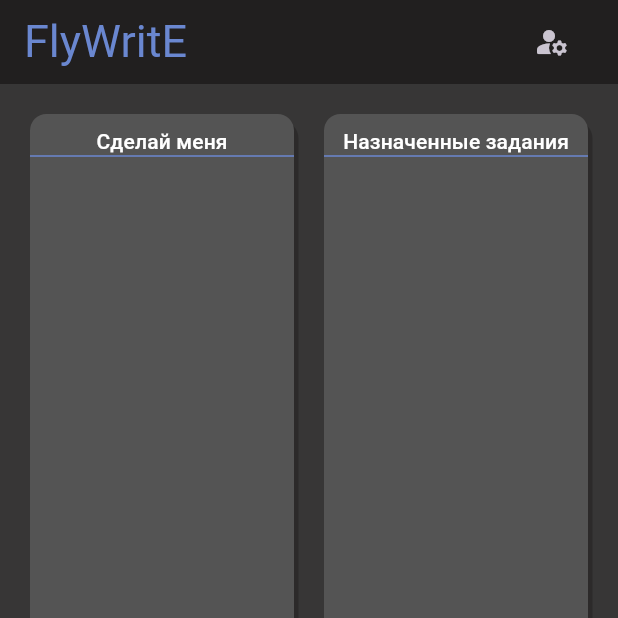
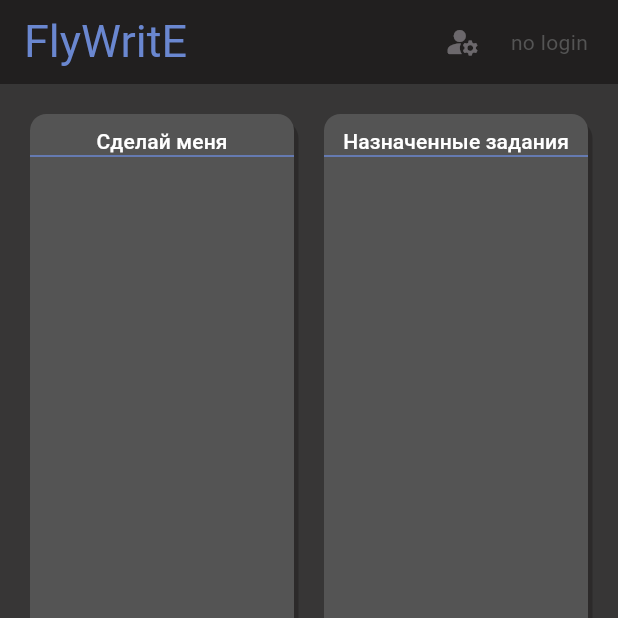
Before and after one commit to rip-list/diplom, a Flutter app: the screen it shows after launch, on a phone screen of 412 x 824 dp, the top half of it. Run offline on Flutter 3.47's test engine with Material 3 defaults, Android fonts, the phone set to English and light mode, and no system bars; Roboto replaces fonts that are missing (Jojo).

Commit message:
update 12 files

```diff
--- a/lib/main.dart
+++ b/lib/main.dart
@@ -1,6 +1,7 @@
 import 'package:flutter/material.dart';
+
 import "package:diplom/widget/home_no_login/base.dart";
 
-void main() {
+Future<void> main() async {
   runApp(const MyApp());
 }
--- a/lib/widget/home_no_login/home_no_login.dart
+++ b/lib/widget/home_no_login/home_no_login.dart
@@ -23,15 +23,28 @@ class HomeNoLogin extends StatelessWidget {
         ),
         backgroundColor: AppColors.primary,
         actions: [
-          IconButton(
-            icon: const Icon(Icons.manage_accounts_rounded),
-            onPressed: () {
-              // Добавьте ваш обработчик события здесь
+          InkWell(
+            borderRadius: BorderRadius.circular(23),
+            onTap: () {
               Navigator.push(
                 context,
                 MaterialPageRoute(builder: (context) => const LoginScreen()),
               );
             },
+            child: const Row(
+              children: [
+                IconButton(
+                    icon: Icon(Icons.manage_accounts_rounded),
+                    tooltip: "login",
+                    focusColor: AppColors.grey,
+                    onPressed: null),
+                SizedBox(width: 8),
+                Text(
+                  "no login",
+                  style: TextStyle(color: AppColors.grey),
+                ),
+              ],
+            ),
           ),
           const SizedBox(
             width: 20.0,
--- a/lib/widget/login/login_screen.dart
+++ b/lib/widget/login/login_screen.dart
@@ -24,7 +24,7 @@ class LoginScreen extends StatelessWidget {
           ),
           leading: IconButton(
             //кнопка возвращения назад
-            color: AppColors.white,
+            color: AppColors.blue,
             icon: const Icon(Icons.arrow_back),
             onPressed: () {
               Navigator.of(context).pop();
--- a/pubspec.yaml
+++ b/pubspec.yaml
@@ -9,6 +9,7 @@ version: 1.0.0+1
 
 environment:
   sdk: '>=3.2.0 <4.0.0'
+
 
 
 dependencies:
```
Also changed, not shown: package-lock.json (added).
